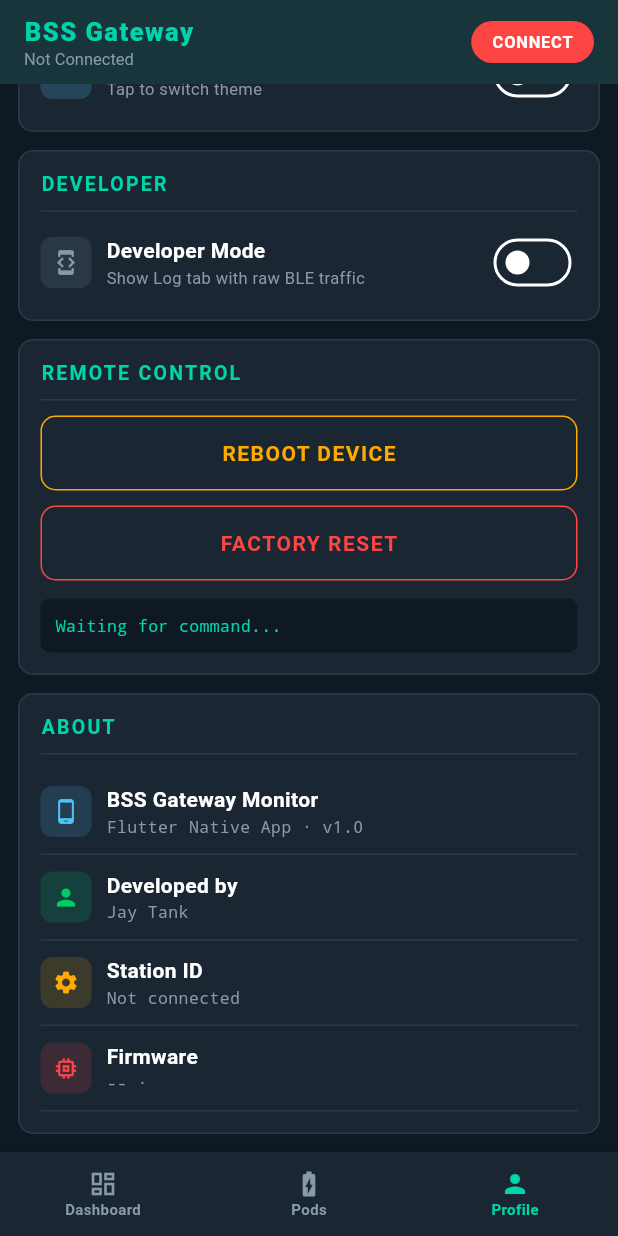
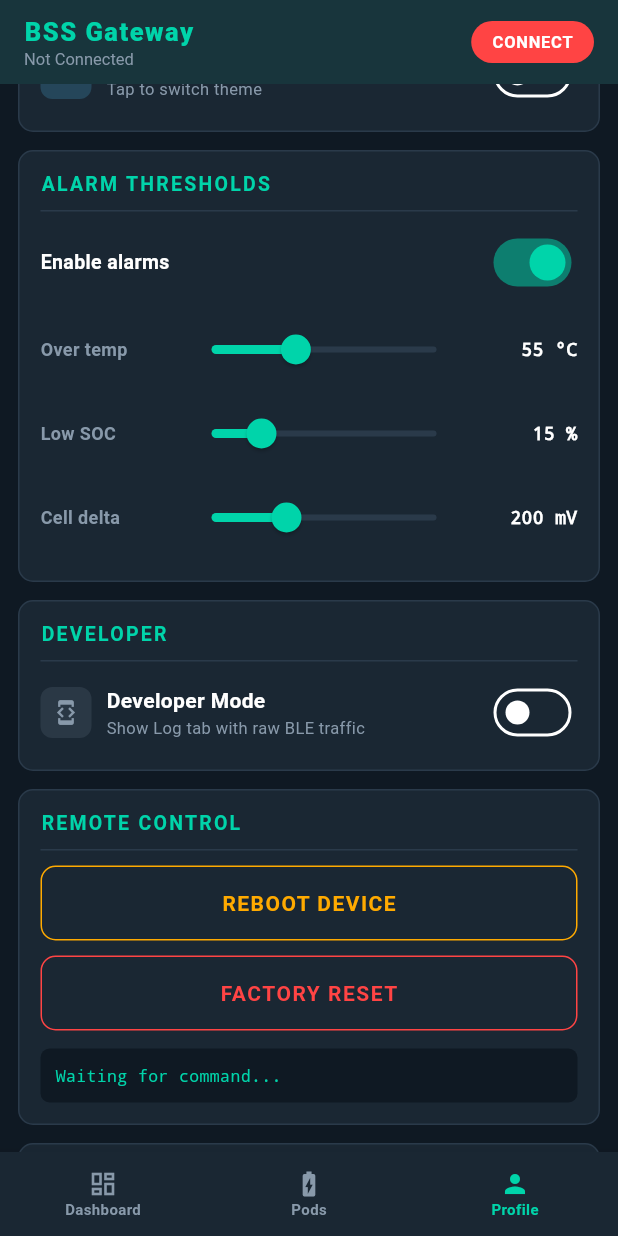
Before and after one commit to Tank-Jay/bss-gateway-monitor, a Flutter app: the HomeScreen screen opened directly, item 3 of the bottom bar chosen, scrolled down 576 dp, on a phone screen of 412 x 824 dp. Run offline on Flutter 3.47's test engine with Material 3 defaults, Android fonts, the phone set to English and light mode, and no system bars; our stand-ins replace flutter_blue_plus, package_info_plus, permission_handler, share_plus, shared_preferences; accounts and stored records are empty; network calls fail.

Commit message:
v1.0.13: restore alarm thresholds card in Settings
- Bring back AlarmThresholds class, SharedPreferences load/save
- Restore ALARM THRESHOLDS card in Settings (enable switch + 3
  sliders for over-temp / low SOC / cell delta)
- Keep the Dashboard alarm banner removed — thresholds are
  stored but nothing currently reacts to them
- Restore _thresholdRow helper

Co-Authored-By: Claude Opus 4.7 (1M context) <noreply@anthropic.com>

```diff
--- a/mobile_app/lib/main.dart
+++ b/mobile_app/lib/main.dart
@@ -143,6 +143,43 @@ Future<void> setDevMode(bool v) async {
 }
 
 // ══════════════════════════════════════════════════════════════
+//  Alarm thresholds — persist via SharedPreferences
+// ══════════════════════════════════════════════════════════════
+class AlarmThresholds {
+  static final ValueNotifier<AlarmThresholds> notifier = ValueNotifier(AlarmThresholds());
+
+  double overTempC = 55.0;
+  double underSocPct = 15.0;
+  double cellDeltaMv = 200.0;
+  bool enabled = true;
+
+  Future<void> load() async {
+    final prefs = await SharedPreferences.getInstance();
+    overTempC    = prefs.getDouble('alarm_over_temp')  ?? 55.0;
+    underSocPct  = prefs.getDouble('alarm_under_soc')  ?? 15.0;
+    cellDeltaMv  = prefs.getDouble('alarm_cell_delta') ?? 200.0;
+    enabled      = prefs.getBool('alarm_enabled')      ?? true;
+    notifier.value = this;
+  }
+
+  Future<void> save() async {
+    final prefs = await SharedPreferences.getInstance();
+    await prefs.setDouble('alarm_over_temp',  overTempC);
+    await prefs.setDouble('alarm_under_soc',  underSocPct);
+    await prefs.setDouble('alarm_cell_delta', cellDeltaMv);
+    await prefs.setBool('alarm_enabled',       enabled);
+    // Force notifier to rebuild listeners with fresh instance
+    notifier.value = AlarmThresholds()
+      ..overTempC   = overTempC
+      ..underSocPct = underSocPct
+      ..cellDeltaMv = cellDeltaMv
+      ..enabled     = enabled;
+  }
+}
+
+final AlarmThresholds alarmThresholds = AlarmThresholds();
+
+// ══════════════════════════════════════════════════════════════
 //  Exporter — save station snapshot as JSON / CSV and share
 // ══════════════════════════════════════════════════════════════
 class Exporter {
@@ -212,6 +249,7 @@ void main() async {
   WidgetsFlutterBinding.ensureInitialized();
   await loadSavedTheme();
   await loadDevMode();
+  await alarmThresholds.load();
   await UpdateChecker.init();
   runApp(const BssApp());
 }
@@ -1609,6 +1647,41 @@ class SettingsTab extends StatelessWidget {
           ),
         ),
 
+        // Alarm thresholds (no dashboard banner — values just persisted here)
+        _Card(
+          title: const Text('ALARM THRESHOLDS'),
+          child: ValueListenableBuilder<AlarmThresholds>(
+            valueListenable: AlarmThresholds.notifier,
+            builder: (_, a, __) => Column(children: [
+              Row(children: [
+                Expanded(child: Text('Enable alarms',
+                  style: const TextStyle(fontSize: 13, fontWeight: FontWeight.w700))),
+                Switch(
+                  value: a.enabled,
+                  activeColor: Palette.accent,
+                  onChanged: (v) {
+                    alarmThresholds.enabled = v;
+                    alarmThresholds.save();
+                  },
+                ),
+              ]),
+              const SizedBox(height: 6),
+              _thresholdRow(context, 'Over temp', '°C', a.overTempC, 40, 80, (v) {
+                alarmThresholds.overTempC = v;
+                alarmThresholds.save();
+              }),
+              _thresholdRow(context, 'Low SOC', '%', a.underSocPct, 5, 50, (v) {
+                alarmThresholds.underSocPct = v;
+                alarmThresholds.save();
+              }),
+              _thresholdRow(context, 'Cell delta', 'mV', a.cellDeltaMv, 50, 500, (v) {
+                alarmThresholds.cellDeltaMv = v;
+                alarmThresholds.save();
+              }),
+            ]),
+          ),
+        ),
+
         // Developer mode (gates Log tab visibility)
         _Card(
           title: const Text('DEVELOPER'),
@@ -1696,6 +1769,28 @@ class SettingsTab extends StatelessWidget {
       Text(label.toUpperCase(), style: TextStyle(fontSize: 10, color: Palette.textDim)),
     ]),
   );
+
+  Widget _thresholdRow(BuildContext context, String label, String unit, double value,
+      double min, double max, ValueChanged<double> onChanged) {
+    return Padding(
+      padding: const EdgeInsets.symmetric(vertical: 4),
+      child: Row(children: [
+        SizedBox(width: 90, child: Text(label,
+          style: TextStyle(fontSize: 12, color: Palette.textDim, fontWeight: FontWeight.w600))),
+        Expanded(child: Slider(
+          min: min,
+          max: max,
+          value: value.clamp(min, max),
+          activeColor: Palette.accent,
+          inactiveColor: Palette.border,
+          onChanged: onChanged,
+        )),
+        SizedBox(width: 70, child: Text('${value.toStringAsFixed(0)} $unit',
+          textAlign: TextAlign.right,
+          style: TextStyle(fontSize: 12, fontWeight: FontWeight.w700, fontFamily: 'monospace'))),
+      ]),
+    );
+  }
 
   Widget _cmdButton(BuildContext ctx, String label, Color color, VoidCallback onTap) => SizedBox(
     width: double.infinity,
--- a/mobile_app/pubspec.yaml
+++ b/mobile_app/pubspec.yaml
@@ -1,7 +1,7 @@
 name: bss_gateway_monitor
 description: BSS IoT Gateway BLE Monitor — ESP32-S3
 publish_to: 'none'
-version: 1.0.12+13
+version: 1.0.13+14
 
 environment:
   sdk: '>=3.0.0 <4.0.0'
```
